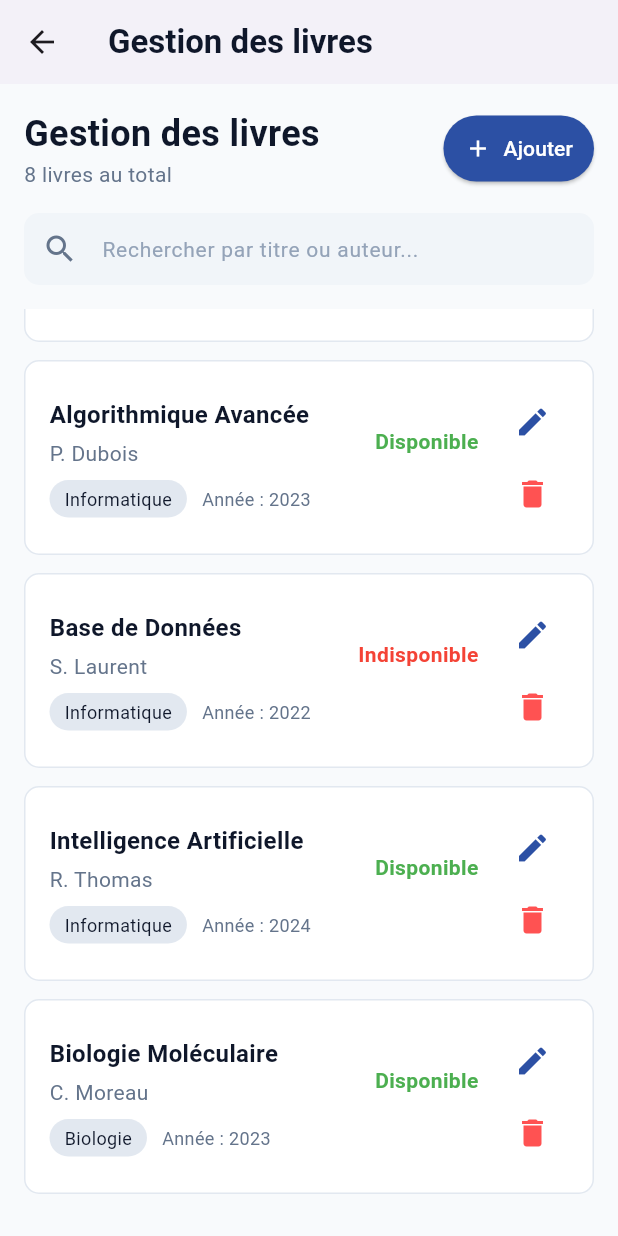
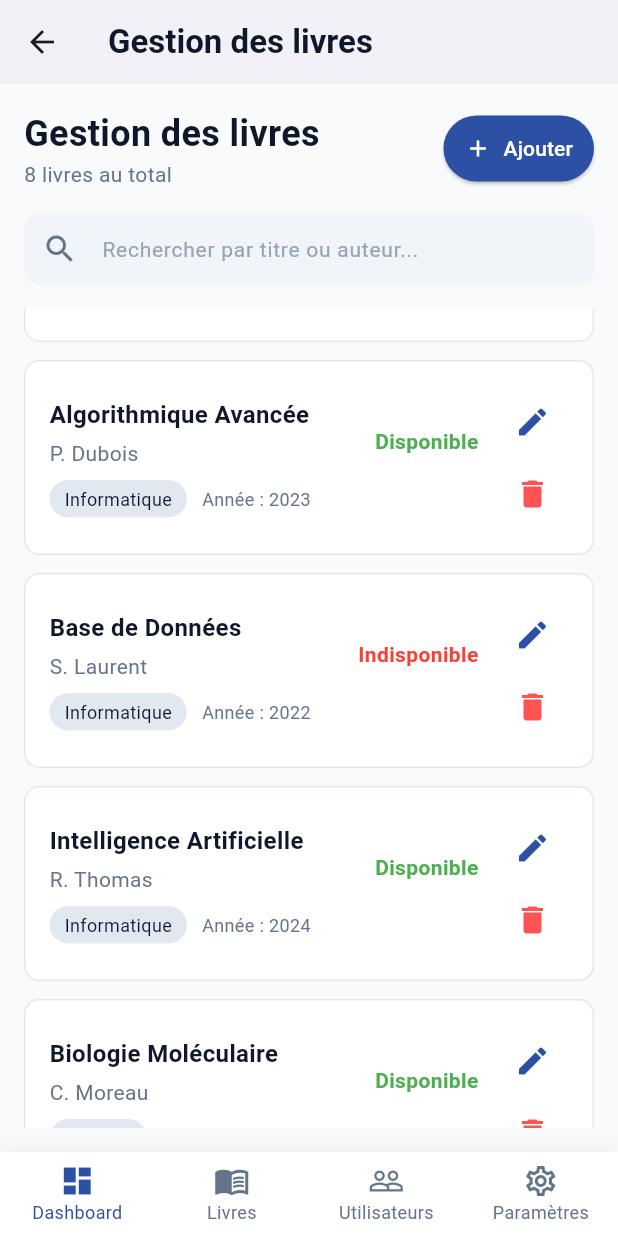
Before and after one commit to fickou/gestion_biblitheque, a Flutter app: the BooksAdminPage screen opened directly, scrolled down 534 dp, on a phone screen of 412 x 824 dp. Run offline on Flutter 3.47's test engine with Material 3 defaults, Android fonts, the phone set to English and light mode, and no system bars; our stand-ins replace flutter_riverpod, go_router.

Commit message:
ajout configuration admin

```diff
--- a/lib/screens/admin/books.dart
+++ b/lib/screens/admin/books.dart
@@ -1,4 +1,5 @@
 import 'package:flutter/material.dart';
+import 'package:go_router/go_router.dart';
 import '../../models/book.dart';
 class BooksAdminPage extends StatefulWidget {
   const BooksAdminPage({super.key});
@@ -250,6 +251,83 @@ class _BooksAdminPageState extends State<BooksAdminPage> {
           ],
         ),
       ),
+      bottomNavigationBar: _buildBottomNav(),
     );
   }
+
+  Widget _buildBottomNav() {
+    return Container(
+      decoration: BoxDecoration(
+        color: Colors.white,
+        boxShadow: [
+          BoxShadow(
+            color: Colors.black.withOpacity(0.05),
+            blurRadius: 8,
+            offset: const Offset(0, -2),
+          ),
+        ],
+      ),
+      child: BottomNavigationBar(
+        currentIndex: _getCurrentIndex(context),
+        onTap: (index) => _onItemTapped(index, context),
+        type: BottomNavigationBarType.fixed,
+        backgroundColor: Colors.white,
+        selectedItemColor: const Color.fromARGB(255, 44, 80, 164),
+        unselectedItemColor: const Color(0xFF64748B),
+        selectedFontSize: 12,
+        unselectedFontSize: 12,
+        elevation: 0,
+        items: const [
+          BottomNavigationBarItem(
+            icon: Icon(Icons.dashboard_outlined),
+            activeIcon: Icon(Icons.dashboard),
+            label: 'Dashboard',
+          ),
+          BottomNavigationBarItem(
+            icon: Icon(Icons.menu_book_outlined),
+            activeIcon: Icon(Icons.menu_book),
+            label: 'Livres',
+          ),
+          BottomNavigationBarItem(
+            icon: Icon(Icons.people_outline),
+            activeIcon: Icon(Icons.people),
+            label: 'Utilisateurs',
+          ),
+          BottomNavigationBarItem(
+            icon: Icon(Icons.settings_outlined),
+            activeIcon: Icon(Icons.settings),
+            label: 'Paramètres',
+          ),
+        ],
+      ),
+    );
+  }
+
+  // Méthode pour déterminer l'index actuel
+  int _getCurrentIndex(BuildContext context) {
+    final location = GoRouterState.of(context).matchedLocation;
+    if (location == '/admin/dashboard') return 0;
+    if (location == '/admin/books') return 1;
+    if (location == '/emprunts') return 2;
+    if (location == '/profil') return 3;
+    return 0;
+  }
+
+  // Navigation pour la bottom bar
+  void _onItemTapped(int index, BuildContext context) {
+    switch (index) {
+      case 0:
+        context.go('/admin/dashboard');
+        break;
+      case 1:
+        context.go('/admin/books');
+        break;
+      case 2:
+        context.go('/emprunts');
+        break;
+      case 3:
+        context.go('/profil');
+        break;
+    }
+  }
 }
```
Also changed, not shown: lib/config/routes.dart (+21 -0 lines), lib/screens/admin/dashboard.dart (+31 -7 lines), lib/screens/admin/loans.dart (+4 -4 lines).
